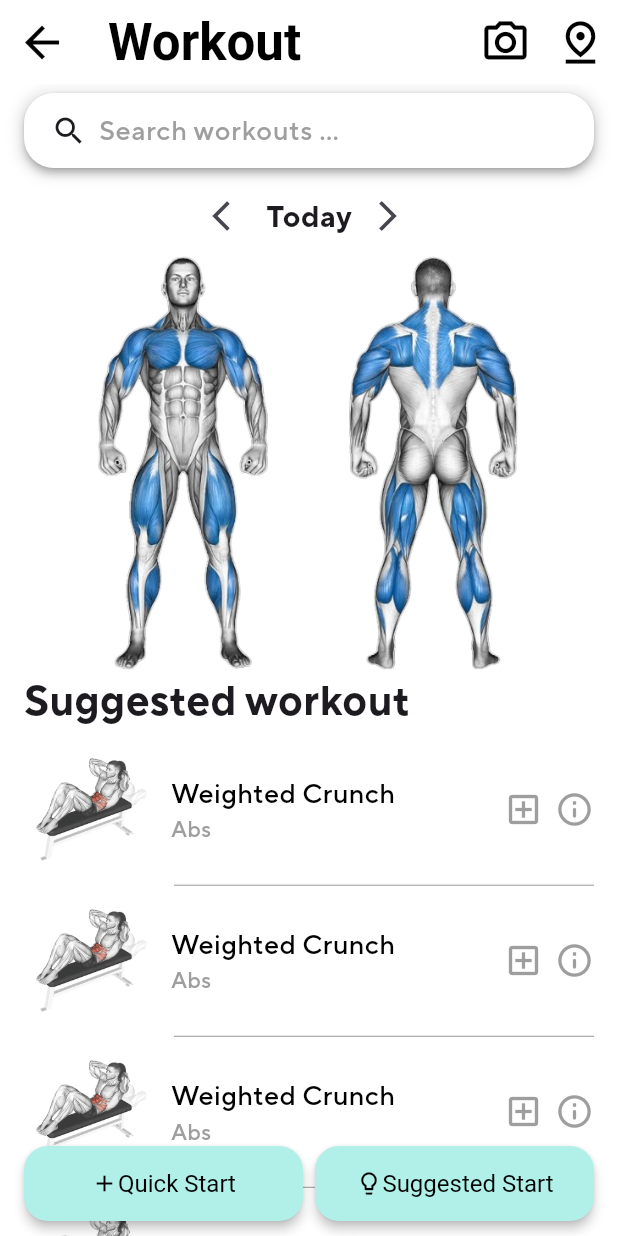
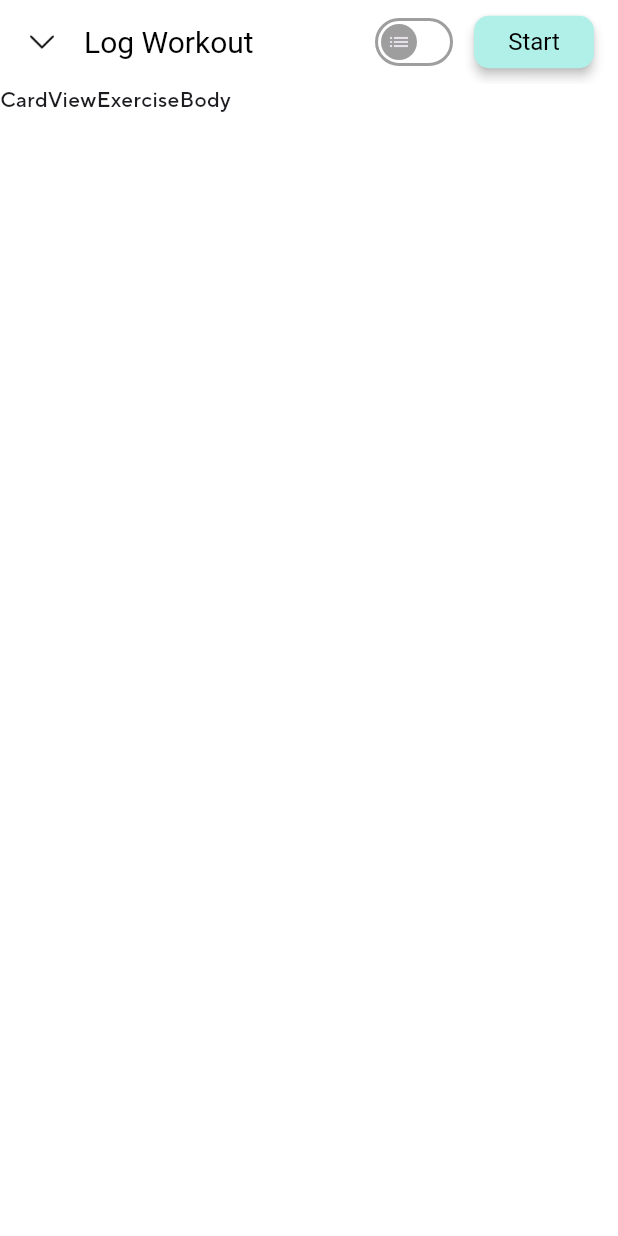
Before and after one commit to JerfDaRerf/HealthApp, a Flutter app: the WorkoutPage screen opened directly, after a tap on "Quick Start", on a phone screen of 412 x 824 dp. Run offline on Flutter 3.47's test engine with Material 3 defaults, Android fonts, the light colour scheme and no system bars.

Commit message:
Create ongoing workout page appbar, readjust workout_page exericse view

```diff
--- a/fitnessapp/lib/main.dart
+++ b/fitnessapp/lib/main.dart
@@ -97,6 +97,9 @@ class FitnessApp extends StatelessWidget {
             ),
           ),
         ),
+
+        scaffoldBackgroundColor: Colors.white,
+
       ),
       // Set the content of the app to be the navigation wrapper
       home:  const NavigationWrapper(),
--- a/fitnessapp/lib/views/navigation_pages/workout_page.dart
+++ b/fitnessapp/lib/views/navigation_pages/workout_page.dart
@@ -1,5 +1,7 @@
 import 'package:flutter/material.dart';
 import 'package:intl/intl.dart';
+import 'package:fitness_app/views/workout_views/ongoing_workout_page.dart';
+
 
 class WorkoutPage extends StatefulWidget {
   const WorkoutPage({Key? key}) : super(key: key);
@@ -37,23 +39,10 @@ class _WorkoutPage extends State<WorkoutPage>{
       appBar: AppBar(
         title: const Text('Workout'),
         actions: <Widget>[
-          IconButton(
-            icon: const Icon(Icons.camera_alt_outlined),
-            onPressed: () {
-              // Navigate to the search page
-            },
-          ),
-          IconButton(
-            icon: const Icon(Icons.pin_drop_outlined),
-            onPressed: () {
-              // Navigate to the search page
-            },
-          ),
+          cameraButton(),
+          gymLocationButton(),
         ],
-        backgroundColor: Colors.white,
       ),
-
-      backgroundColor: Colors.white,
 
       body: SafeArea(
         child: Padding(
@@ -73,11 +62,12 @@ class _WorkoutPage extends State<WorkoutPage>{
                     child: workoutTitle(),
                   ),
                   Expanded(
-                    child: SuggestedExercisesList(), //SuggestedExercisesGrid(),
+                    child: SuggestedExercisesList(),
                   ),
 
                 ],
               ),
+
               Align(
                 alignment: Alignment.bottomCenter,
                 child: Padding(
@@ -90,6 +80,26 @@ class _WorkoutPage extends State<WorkoutPage>{
         )
       ),
      );
+  }
+
+  IconButton cameraButton() {
+    return IconButton(
+          icon: const Icon(Icons.camera_alt_outlined),
+          onPressed: () {
+            // Navigate to the search page
+            //WIP
+          },
+        );
+  }
+
+  IconButton gymLocationButton() {
+    return IconButton(
+      icon: const Icon(Icons.pin_drop_outlined),
+      onPressed: () {
+        // Navigate to the search page
+        //WIP
+      },
+    );
   }
 
   ElevatedButton previousStartButton(){
@@ -188,6 +198,10 @@ class _WorkoutPage extends State<WorkoutPage>{
           child: ElevatedButton(
             onPressed: () {
               // Navigate to the workout page
+              Navigator.push(
+                context,
+                MaterialPageRoute(builder: (context) => OngoingWorkoutPage()),
+              );
             },
             child: const Row(
               mainAxisAlignment: MainAxisAlignment.center,
@@ -269,7 +283,6 @@ class _WorkoutPage extends State<WorkoutPage>{
 
   }
 }
-
 
 class SuggestedExercisesList extends StatelessWidget{
 
@@ -380,87 +393,3 @@ class SuggestedExercisesList extends StatelessWidget{
   }
 
 }
-
-class SuggestedExercisesGrid extends StatelessWidget {
-  final List<int> items = List<int>.generate(1000, (i) => i);
-
-  @override
-  Widget build(BuildContext context) {
-    return GridView.builder(
-      gridDelegate: const SliverGridDelegateWithFixedCrossAxisCount(
-        crossAxisCount: 3,
-        crossAxisSpacing: 10.0,
-        mainAxisSpacing: 10.0,
-        childAspectRatio: 1.0,
-      ),
-      itemCount: 5,
-      itemBuilder: (context, index){
-        return Material(
-          elevation: 3.0,
-          borderRadius: BorderRadius.circular(10.0),
-          child: Container(
-            alignment: Alignment.center,
-            decoration: BoxDecoration(
-              border: Border.all(
-                color: Colors.grey,
-                width: 0.3,
-              ),
-              // color: const Color.fromRGBO(205, 232, 229, 0.6),
-              // color: Colors.grey[200],
-              borderRadius: BorderRadius.circular(10.0),
-            ),
-            child: Stack(
-              children: <Widget>[
-                Padding(
-                  padding: const EdgeInsets.all(8.0),
-                  child: exerciseGIF(),
-                ),
-                //exerciseDescription(),
-                infoIcon()
-              ]
-            ),
-          ),
-        );
-      }
-    );
-  }
-
-  ClipRRect exerciseGIF() {
-    return ClipRRect(
-                borderRadius: BorderRadius.circular(10.0),
-                child: Image.asset(
-                  'lib/exercises/12501301-Weighted-Crunch-(behind-head)_Waist_360.gif'
-                ),
-              );
-  }
-
-  Align exerciseDescription() {
-    return const Align(
-      alignment: Alignment.bottomLeft,
-      child: Padding(
-        padding: EdgeInsets.only(left: 14.0),
-        child: Text(
-          'Abs',
-          style: TextStyle(
-            fontSize: 16.0,
-            color: Colors.black,
-            fontWeight: FontWeight.w600,
-          ),
-        ),
-      ),
-    );
-  }
-
-  Align infoIcon() {
-    return const Align(
-      alignment: Alignment.topRight,
-      child: Padding(
-        padding: EdgeInsets.only(top: 4.0, right: 4.0),
-        child: Icon(
-          Icons.info_outline_rounded,
-          color: Colors.grey,
-        ),
-      ),
-    );
-  }
-}
--- /dev/null
+++ b/fitnessapp/lib/views/workout_views/card_view_exercise_body.dart
@@ -0,0 +1,17 @@
+import 'package:flutter/material.dart';
+
+class CardViewExerciseBody extends StatefulWidget {
+  const CardViewExerciseBody({Key? key}) : super(key: key);
+
+  @override
+  _CardViewExerciseBody createState() => _CardViewExerciseBody();
+}
+
+class _CardViewExerciseBody extends State<CardViewExerciseBody> {
+  @override
+  Widget build(BuildContext context) {
+    return const Text(
+      'CardViewExerciseBody',
+    );
+  }
+}
--- /dev/null
+++ b/fitnessapp/lib/views/workout_views/ongoing_workout_page.dart
@@ -0,0 +1,138 @@
+import 'dart:async';
+
+import 'package:flutter/material.dart';
+import 'package:flutter/cupertino.dart';
+
+import 'list_view_exercise_body.dart';
+import 'card_view_exercise_body.dart';
+
+class OngoingWorkoutPage extends StatefulWidget {
+  const OngoingWorkoutPage({Key? key}) : super(key: key);
+
+  @override
+  State<OngoingWorkoutPage> createState() => _OngoingWorkoutPage();
+}
+
+
+class _OngoingWorkoutPage extends State<OngoingWorkoutPage> {
+  late Timer _timer;
+  int _elapsedSeconds = 0;
+  bool started = false;
+  String output = 'Start';
+  bool listView = false;
+
+
+  void _startTimer() {
+    _timer = Timer.periodic(Duration(seconds: 1), (Timer timer) {
+      setState(() {
+        _elapsedSeconds++;
+      });
+    });
+  }
+
+  String timeToString(){
+    if(!started){
+      return("--");
+    }
+    if(_elapsedSeconds < 60){
+      return("${_elapsedSeconds}s");
+    }
+    if(_elapsedSeconds ~/ 60 < 60){
+      return("${_elapsedSeconds ~/ 60}m ${_elapsedSeconds % 60}s");
+    }
+    return("${_elapsedSeconds ~/ 3600}h ${(_elapsedSeconds % 3600) ~/ 60}m ${_elapsedSeconds % 60}s");
+  }
+
+  @override
+  Widget build(BuildContext context) {
+    return Scaffold(
+      appBar: ongoingWorkoutTopBar(context),
+      body: SafeArea(
+        child: listView ? ListViewExerciseBody() : CardViewExerciseBody(),
+      )
+    );
+  }
+
+  AppBar ongoingWorkoutTopBar(BuildContext context) {
+    return AppBar(
+      leading: IconButton(
+        icon: const ImageIcon(
+          AssetImage('lib/icon/arrow_down.png'),
+          size: 16.0,
+        ),
+        onPressed: () {
+          Navigator.pop(context);
+        },
+        padding: const EdgeInsets.only(left: 16.0),
+      ),
+      leadingWidth: 40.0,
+      title: const Text(
+        'Log Workout',
+        style: TextStyle(
+          color: Colors.black,
+          fontSize: 20,
+          fontWeight: FontWeight.w400,
+        ),
+      ),
+      actions: <Widget>[
+        modeSwitch(),
+        Padding(
+          padding: const EdgeInsets.only(left: 10, right: 16.0),
+          child: SizedBox(
+            width: 80,
+            height: 35,
+            child: startWorkoutButton()
+          ),
+        ),
+      ]
+    );
+  }
+
+  Switch modeSwitch(){
+    return Switch(
+      value: listView,
+      onChanged: (bool value) {
+        setState(() {
+          listView = !listView;
+        });
+      },
+      thumbIcon: MaterialStateProperty.all<Icon>(
+          const Icon(Icons.list),
+      ),
+      activeColor: Colors.white,
+      activeTrackColor: Colors.teal,
+      inactiveThumbColor: Colors.grey,
+      inactiveTrackColor: Colors.white,
+      trackOutlineColor: MaterialStateProperty.resolveWith<Color>(
+        (Set<MaterialState> states) => states.contains(MaterialState.selected)
+        ? Colors.teal :
+        Colors.grey
+      ),
+      trackOutlineWidth: MaterialStateProperty.all<double>(
+        2,
+      ),
+    );
+  }
+
+  ElevatedButton startWorkoutButton() {
+    return ElevatedButton(
+        onPressed: () {
+          setState(() {
+            output = 'Finish';
+            if(!started){
+              _startTimer();
+            }
+            started = true;
+          });
+        },
+        style: ElevatedButton.styleFrom(
+          shape: RoundedRectangleBorder(
+            borderRadius: BorderRadius.circular(10.0),
+          ),
+        ),
+        child: Text(
+          output
+        ),
+      );
+  }
+}
```
Also changed, not shown: fitnessapp/lib/views/workout_views/list_view_exercise_body.dart (added, +17 -0 lines).
